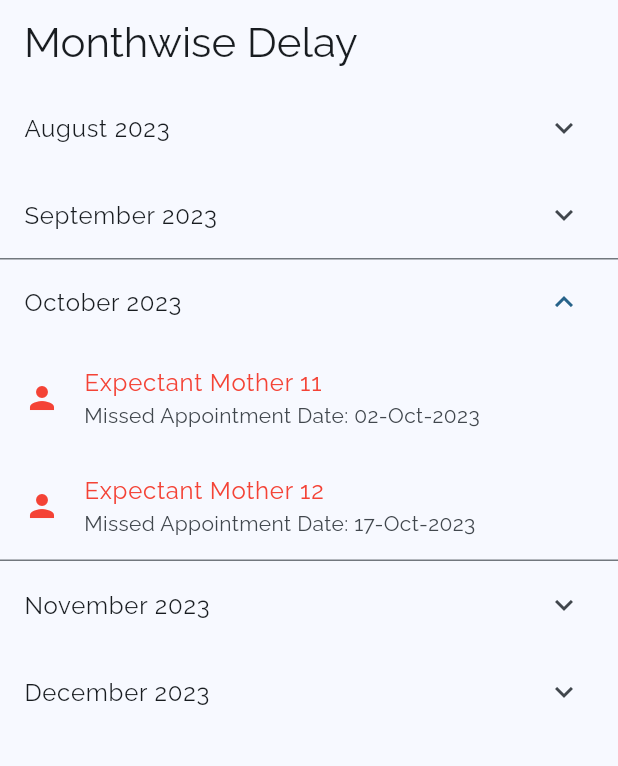
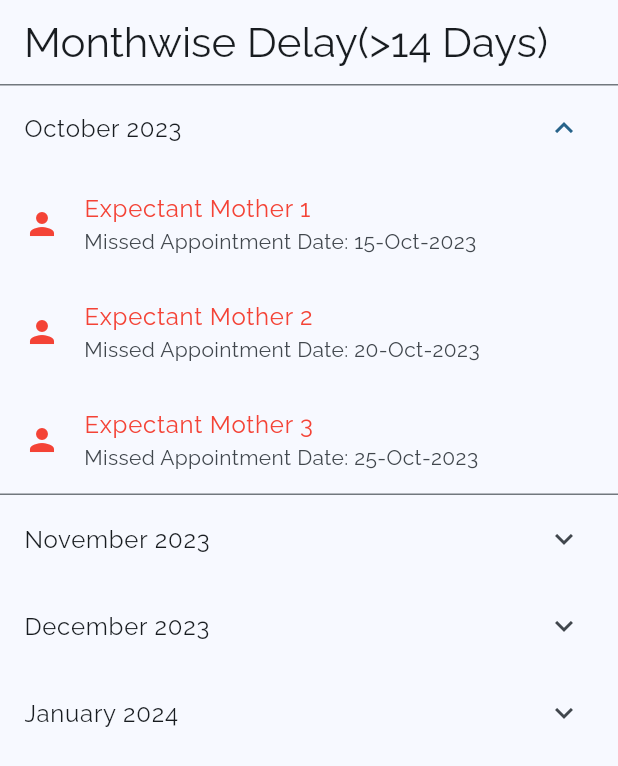
Before and after one commit to adityakumar9358/TaayiMagu, a Flutter app: the MonthwiseDelay screen opened by its route, after a tap on "October 2023", on a phone screen of 412 x 824 dp. Shown: the top 766 px of the screen. Run offline on Flutter 3.47's test engine with Material 3 defaults, Android fonts, the phone set to English and light mode, and no system bars; our stand-ins replace fl_chart; missing offline and left inert: dart:ffi; generated files the repository leaves out were written again.

Commit message:
Updates on Asha Worker Side

```diff
--- a/lib/main.dart
+++ b/lib/main.dart
@@ -15,6 +15,7 @@ import 'screens/monthwise_delay_screen.dart';
 import 'screens/warnings.dart';
 import 'screens/hb_chart_screen.dart';
 import 'screens/complaints_list_screen.dart';
+import 'screens/warning_screen.dart';
 
 void main() {
   runApp(const MainApp());
@@ -72,6 +73,7 @@ class _MainAppState extends State<MainApp> {
         '/warnings': (context) => const Warnings(),
         '/hbchart': (context) => const HbChart(),
         '/complaints_list': (context) => const ComplaintsList(),
+        '/warning_screen': (context) => WarningScreen(),
       },
     );
   }
--- a/lib/screens/delay_screen.dart
+++ b/lib/screens/delay_screen.dart
@@ -17,17 +17,17 @@ class Patient {
 
 class _DelayScreenState extends State<DelayScreen> {
   final List<Patient> patients = [
-    Patient('Expectant Mother 1', DateTime.parse('2023-08-15 15:30:00')),
-    Patient('Expectant Mother 2', DateTime.parse('2023-08-20 10:15:00')),
-    Patient('Expectant Mother 3', DateTime.parse('2023-08-25 14:00:00')),
-    Patient('Expectant Mother 4', DateTime.parse('2023-09-01 11:30:00')),
-    Patient('Expectant Mother 5', DateTime.parse('2023-09-05 10:15:00')),
-    Patient('Expectant Mother 6', DateTime.parse('2023-09-07 16:30:00')),
-    Patient('Expectant Mother 7', DateTime.parse('2023-09-10 12:15:00')),
-    Patient('Expectant Mother 8', DateTime.parse('2023-09-13 15:10:00')),
-    Patient('Expectant Mother 9', DateTime.parse('2023-09-14 13:01:00')),
-    Patient('Expectant Mother 10', DateTime.parse('2023-09-30 11:35:00')),
-    Patient('Expectant Mother 11', DateTime.parse('2023-10-02 15:05:00')),
+    Patient('Expectant Mother 1', DateTime.parse('2023-10-15 15:30:00')),
+    Patient('Expectant Mother 2', DateTime.parse('2023-10-18 10:15:00')),
+    Patient('Expectant Mother 3', DateTime.parse('2023-10-20 14:00:00')),
+    Patient('Expectant Mother 4', DateTime.parse('2023-10-25 11:30:00')),
+    Patient('Expectant Mother 5', DateTime.parse('2023-12-05 10:15:00')),
+    Patient('Expectant Mother 6', DateTime.parse('2023-12-07 16:30:00')),
+    Patient('Expectant Mother 7', DateTime.parse('2023-12-10 12:15:00')),
+    Patient('Expectant Mother 8', DateTime.parse('2024-01-13 15:10:00')),
+    Patient('Expectant Mother 9', DateTime.parse('2024-01-14 13:01:00')),
+    Patient('Expectant Mother 10', DateTime.parse('2024-01-16 11:35:00')),
+    Patient('Expectant Mother 11', DateTime.parse('2024-01-19 15:05:00')),
   ];
 
   @override
--- a/lib/screens/list_screen.dart
+++ b/lib/screens/list_screen.dart
@@ -1,3 +1,4 @@
+import 'dart:ffi';
 import 'package:flutter/material.dart';
 import 'package:intl/intl.dart';
 
@@ -5,27 +6,34 @@ class ListScreen extends StatefulWidget {
   const ListScreen({super.key});
 
   @override
-  _ListScreenState createState() => _ListScreenState();
+  State<ListScreen> createState() => _ListScreenState();
 }
 
 class Patient {
   final String name;
-  final DateTime nextVisitDate;
+  final DateTime LastAppoitment;
+  final double hb;
+  final int pulse;
+  final int spo2;
+  final int gluc;
+  final int fhr;
 
-  Patient(this.name, this.nextVisitDate);
+  Patient(this.name, this.LastAppoitment,this.hb,this.pulse,this.spo2,this.gluc,this.fhr);
 }
 
 class _ListScreenState extends State<ListScreen> {
   final List<Patient> patients = [
-    Patient('Expectant Mother 6', DateTime.parse('2023-10-05 15:30:00')),
-    Patient('Expectant Mother 1', DateTime.parse('2023-10-15 15:30:00')),
-    Patient('Expectant Mother 2', DateTime.parse('2023-11-20 15:30:00')),
-    Patient('Expectant Mother 3', DateTime.parse('2023-11-25 15:30:00')),
-    Patient('Expectant Mother 4', DateTime.parse('2023-12-01 15:30:00')),
-    Patient('Expectant Mother 5', DateTime.parse('2023-12-05 15:30:00')),
-    Patient('Expectant Mother 7', DateTime.parse('2023-12-06 15:30:00')),
-    Patient('Expectant Mother 8', DateTime.parse('2023-12-06 15:30:00')),
-    Patient('Expectant Mother 9', DateTime.parse('2023-12-07 15:30:00')),
+    Patient('Expectant Mother 1', DateTime.parse('2023-08-15 15:30:00'),10.0 as double,75,98,90,140),
+    Patient('Expectant Mother 2', DateTime.parse('2023-08-20 10:15:00'),13.6 as double,85,98,90,140),
+    Patient('Expectant Mother 3', DateTime.parse('2023-08-25 14:00:00'),12.9 as double,95,93,90,140),
+    Patient('Expectant Mother 4', DateTime.parse('2023-09-01 11:30:00'),13.2 as double,90,98,160,140),
+    Patient('Expectant Mother 5', DateTime.parse('2023-09-05 10:15:00'),14.5 as double,105,98,90,110),
+    Patient('Expectant Mother 6', DateTime.parse('2023-09-07 16:30:00'),15.1 as double,65,98,90,100),
+    Patient('Expectant Mother 7', DateTime.parse('2023-09-10 12:15:00'),15.5 as double,96,97,90,150),
+    Patient('Expectant Mother 8', DateTime.parse('2023-09-13 15:10:00'),16.2 as double,97,99,80,140),
+    Patient('Expectant Mother 9', DateTime.parse('2023-09-14 13:01:00'),13.6 as double,98,98,99,144),
+    Patient('Expectant Mother 10', DateTime.parse('2023-09-30 11:35:00'),12.9 as double,99,99,70,157),
+    Patient('Expectant Mother 11', DateTime.parse('2023-10-02 15:05:00'),0.0 as double,90,95,78,141),
   ];
 
   @override
@@ -34,7 +42,7 @@ class _ListScreenState extends State<ListScreen> {
     return Scaffold(
       appBar: AppBar(
         title: Text(
-          "Expectant Mothers",
+          "Expected Mothers",
           style: theme.textTheme.headlineMedium,
           textAlign: TextAlign.left,
         ),
@@ -46,25 +54,63 @@ class _ListScreenState extends State<ListScreen> {
           return ListTile(
             leading: Icon(
               Icons.person,
-              color: patients[index].nextVisitDate.isBefore(DateTime.now())
-                  ? Colors.red
-                  : Colors.blue,
-            ), // Icon for patients
-            title: Text(patients[index].name,
-                style: TextStyle(
-                  color: patients[index].nextVisitDate.isBefore(DateTime.now())
-                      ? Colors.red
-                      : Colors.blue,
-                )),
+             color: _getPatientColor(patients[index]),
+            ),
+            title: Text(
+              patients[index].name,
+              style: TextStyle(
+                color: _getPatientColor(patients[index]),
+              ),
+            ),
             subtitle: Text(
-              'Next PHC Visit: ${DateFormat('dd-MMM-yyyy').format(patients[index].nextVisitDate)}',
+              'Last Appointment Date: ${DateFormat('dd-MMM-yyyy').format(patients[index].LastAppoitment)}',
             ),
             onTap: () {
-              // Add navigation to patient details page or other actions here
+              _showAlert(context, patients[index]);
             },
           );
         },
       ),
     );
   }
+
+  Color _getPatientColor(Patient patient) {
+    return Color.fromARGB(255, 235, 114, 154);
+  }
+
+  void _showAlert(BuildContext context, Patient patient) {
+    showDialog(
+      context: context,
+      builder: (context) => AlertDialog(
+        actions: [
+          TextButton(
+            onPressed: () {
+              Navigator.pop(context);
+            },
+            child: Text('Close'),
+          )
+        ],
+        title: const Text('Details:'),
+        contentPadding: const EdgeInsets.all(20),
+        content: Column(
+          crossAxisAlignment: CrossAxisAlignment.start,
+          mainAxisSize: MainAxisSize.min,
+          children: [
+            Text('Patient: ${patient.name}'),
+            SizedBox(height: 10),
+            if (patient.hb == 0.0)
+            Text('Warning! Haemoglobin not entered',style: TextStyle(color: Colors.red,fontWeight: FontWeight.bold),)
+            else
+            Text('Haemoglobin (Hb): ${patient.hb}'),
+            Text('Pulse: ${patient.pulse}'),
+            Text('SpO2: ${patient.spo2}'),
+            Text('Glucose: ${patient.gluc}'),
+            Text('Fetal Heart Rate (FHR): ${patient.fhr}'),
+            SizedBox(height: 10),
+            Text('Last Appointment: ${DateFormat('dd-MMM-yyyy').format(patient.LastAppoitment)}'),
+          ],
+        ),
+      ),
+    );
+  }
 }
--- a/lib/screens/login_screen.dart
+++ b/lib/screens/login_screen.dart
@@ -75,7 +75,7 @@ class LoginScreen extends StatelessWidget {
                   minimumSize: const Size.fromHeight(50),
                 ),
                 onPressed: () {
-                  Navigator.pushNamed(context, '/home'); //caretaker
+                  Navigator.pushNamed(context, '/caretaker'); //caretaker
                 },
                 child: Text(
                   localizations.key21, // 'Login'
--- a/lib/screens/monthwise_delay_screen.dart
+++ b/lib/screens/monthwise_delay_screen.dart
@@ -17,22 +17,19 @@ class Patient {
 
 class _MonthwiseDelayState extends State<MonthwiseDelay> {
   final List<Patient> patients = [
-    Patient('Expectant Mother 1', DateTime.parse('2023-08-15 15:30:00')),
-    Patient('Expectant Mother 2', DateTime.parse('2023-08-20 10:15:00')),
-    Patient('Expectant Mother 3', DateTime.parse('2023-08-25 14:00:00')),
-    Patient('Expectant Mother 4', DateTime.parse('2023-09-01 11:30:00')),
-    Patient('Expectant Mother 5', DateTime.parse('2023-09-05 10:15:00')),
-    Patient('Expectant Mother 6', DateTime.parse('2023-09-07 16:30:00')),
-    Patient('Expectant Mother 7', DateTime.parse('2023-09-10 12:15:00')),
-    Patient('Expectant Mother 8', DateTime.parse('2023-09-13 15:10:00')),
-    Patient('Expectant Mother 9', DateTime.parse('2023-09-14 13:01:00')),
-    Patient('Expectant Mother 10', DateTime.parse('2023-09-30 11:35:00')),
-    Patient('Expectant Mother 11', DateTime.parse('2023-10-02 15:05:00')),
-    Patient('Expectant Mother 12', DateTime.parse('2023-10-17 16:10:00')),
-    Patient('Expectant Mother 13', DateTime.parse('2023-11-15 13:21:00')),
-    Patient('Expectant Mother 14', DateTime.parse('2023-11-24 09:35:00')),
-    Patient('Expectant Mother 15', DateTime.parse('2023-12-01 13:05:00')),
-    Patient('Expectant Mother 15', DateTime.parse('2023-12-11 16:05:00'))
+    Patient('Expectant Mother 1', DateTime.parse('2023-10-15 15:30:00')),
+    Patient('Expectant Mother 2', DateTime.parse('2023-10-20 10:15:00')),
+    Patient('Expectant Mother 3', DateTime.parse('2023-10-25 14:00:00')),
+    Patient('Expectant Mother 4', DateTime.parse('2023-11-01 11:30:00')),
+    Patient('Expectant Mother 5', DateTime.parse('2023-11-05 10:15:00')),
+    Patient('Expectant Mother 6', DateTime.parse('2023-12-07 16:30:00')),
+    Patient('Expectant Mother 7', DateTime.parse('2023-12-10 12:15:00')),
+    Patient('Expectant Mother 8', DateTime.parse('2023-12-13 15:10:00')),
+    Patient('Expectant Mother 9', DateTime.parse('2024-01-14 13:01:00')),
+    Patient('Expectant Mother 10', DateTime.parse('2024-01-03 11:35:00')),
+    Patient('Expectant Mother 11', DateTime.parse('2024-01-05 15:05:00')),
+    Patient('Expectant Mother 12', DateTime.parse('2024-01-17 16:10:00')),
+    Patient('Expectant Mother 13', DateTime.parse('2024-01-20 16:10:00')),
   ];
 
   Map<String, List<Patient>> groupedPatients = {};
@@ -61,7 +58,7 @@ Widget build(BuildContext context) {
   return Scaffold(
     appBar: AppBar(
       title: Text(
-        "Monthwise Delay",
+        "Monthwise Delay(>14 Days)",
         style: theme.textTheme.headlineMedium,
         textAlign: TextAlign.left,
       ),
@@ -80,7 +77,7 @@ Widget build(BuildContext context) {
               leading: Icon(
                 Icons.person,
                 color: patient.MissedDate
-                            .add(Duration(days: 90))
+                            .add(Duration(days: 14))
                             .isBefore(DateTime.now())
                     ? Colors.red
                     : Colors.blue,
@@ -89,7 +86,7 @@ Widget build(BuildContext context) {
                 patient.name,
                 style: TextStyle(
                   color: patient.MissedDate
-                              .add(Duration(days: 90))
+                              .add(Duration(days: 14))
                               .isBefore(DateTime.now())
                       ? Colors.red
                       : Colors.blue,
--- /dev/null
+++ b/lib/screens/warning_screen.dart
@@ -0,0 +1,94 @@
+import 'package:flutter/material.dart';
+import 'package:flutter/material.dart';
+import 'package:haem_suraksha/utils/helper_functions.dart';
+import 'package:intl/intl.dart';
+
+class WarningScreen extends StatefulWidget {
+  WarningScreen({super.key});
+
+  @override
+  _WarningScreenState createState() => _WarningScreenState();
+}
+
+class Patient {
+  final String name;
+  final DateTime dueDate;
+  //final Date dueDate;
+
+  Patient(this.name, this.dueDate);
+}
+
+class _WarningScreenState extends State<WarningScreen> {
+  final List<Patient> patients = [
+    Patient('Expectant Mother 1', DateTime.parse('2024-01-26')),
+    Patient('Expectant Mother 2', DateTime.parse('2024-01-27')),
+    Patient('Expectant Mother 3', DateTime.parse('2024-01-25')),
+    Patient('Expectant Mother 4', DateTime.parse('2024-02-02')),
+    Patient('Expectant Mother 5', DateTime.parse('2024-01-31')),
+    Patient('Expectant Mother 6', DateTime.parse('2024-05-05')),
+    Patient('Expectant Mother 7', DateTime.parse('2024-07-20')),
+    Patient('Expectant Mother 8', DateTime.parse('2024-07-18')),
+    Patient('Expectant Mother 9', DateTime.parse('2024-08-31')),
+  ];
+
+  @override
+  Widget build(BuildContext context) {
+    // Sorted patients list based on dueDate in ascending order
+    patients.sort((a, b) => a.dueDate.compareTo(b.dueDate));
+
+    ThemeData theme = Theme.of(context);
+    return Scaffold(
+      appBar: AppBar(
+        title: Text(
+          "Due Date of Mothers",
+          style: theme.textTheme.headlineMedium,
+          textAlign: TextAlign.center,
+        ),
+        automaticallyImplyLeading: false,
+      ),
+      body: ListView.builder(
+        itemCount: patients.length,
+        itemBuilder: (context, index) {
+          return ListTile(
+            leading: Icon(
+              Icons.person,
+              color: patients[index].dueDate.subtract(Duration(days: 7)).isBefore(DateTime.now())
+                  ? Colors.red
+                  : Colors.blue,
+            ),
+            title: Text(
+              patients[index].name,
+              style: TextStyle(
+                color: patients[index].dueDate.subtract(Duration(days: 7)).isBefore(DateTime.now())
+                    ? Colors.red
+                    : Colors.blue,
+              ),
+            ),
+            subtitle: Text(
+              'Due Date on ${DateFormat('dd-MMM-yyyy').format(patients[index].dueDate)}',
+            ),
+            onTap: () {
+              showDialog(
+                context: context,
+                builder: (context) => AlertDialog(
+                  actions: [
+                    TextButton(
+                      onPressed: () {
+                        Navigator.pop(context);
+                      },
+                      child: Text('Close'),
+                    )
+                  ],
+                  title: const Text('Reminder'),
+                  contentPadding: const EdgeInsets.all(20),
+                  content: Text(
+                      'Due date is in ${(patients[index].dueDate.difference(DateTime.now()).inDays)} days'),
+                ),
+              );
+            },
+          );
+        },
+      ),
+    );
+  }
+}
```
Also changed, not shown: lib/screens/caretaker_screen.dart (+11 -2 lines), lib/screens/warnings.dart (+14 -6 lines).
